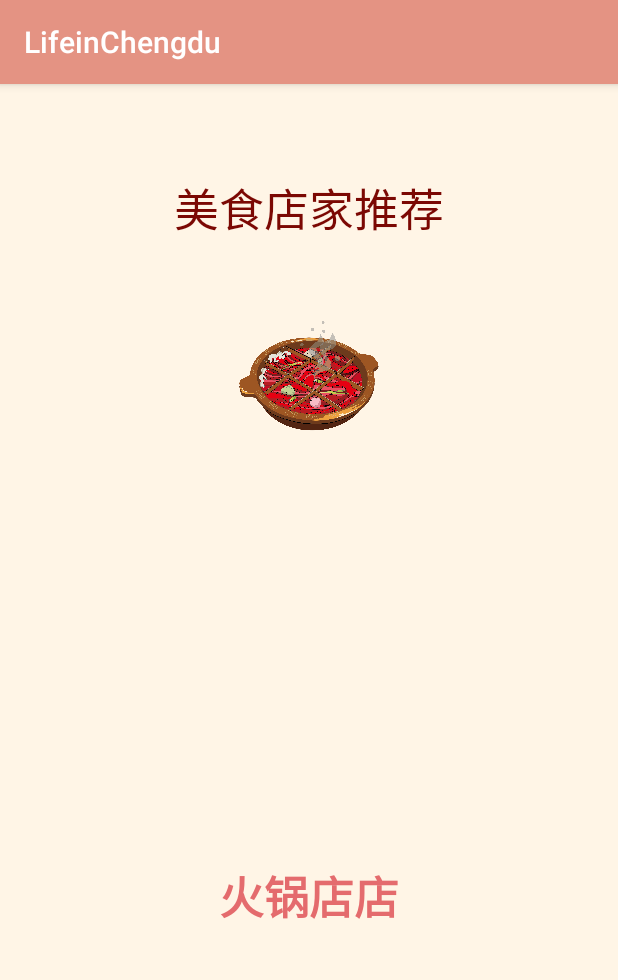
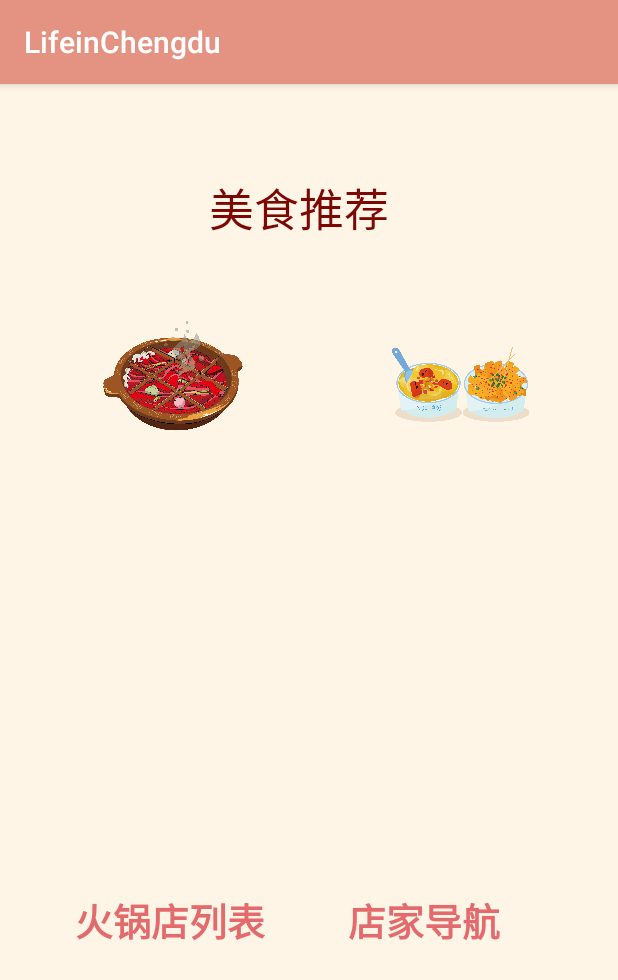
Before and after one commit to VickyYan0112/LifeInChengdu, an Android app: the FoodActivity screen opened directly, with no data from a screen before it, on a phone screen of 412 x 824 dp. Shown: the top 980 px of the screen. Run offline under Robolectric (Android 15) with nearby library versions, the light colour scheme and no system bars.

Commit message:
获取百度导航api，实现百度地图导航功能

```diff
--- a/app/src/main/AndroidManifest.xml
+++ b/app/src/main/AndroidManifest.xml
@@ -19,9 +19,12 @@
         <uses-library
             android:name="org.apache.http.legacy"
             android:required="false" />
+        <activity android:name=".Main.MainActivity">
+            <intent-filter>
+                <action android:name="android.intent.action.MAIN" />
 
-        <activity android:name=".Main.MainActivity">
-
+                <category android:name="android.intent.category.LAUNCHER" />
+            </intent-filter>
         </activity>
         <activity android:name=".Main.ClassificationActivity" />
         <activity android:name=".Travel.TravelActivity" />
@@ -29,15 +32,7 @@
         <activity android:name=".Weather.WeatherListActivity" />
         <activity android:name=".Weather.MyListActivity" />
         <activity android:name=".Food.FoodActivity" />
-        <activity android:name=".Food.HotPotActivity" >
-
-        </activity>
-        <activity android:name=".Food.TestActivity2">
-            <intent-filter>
-                <action android:name="android.intent.action.MAIN" />
-                <category android:name="android.intent.category.LAUNCHER" />
-            </intent-filter>
-        </activity>
+        <activity android:name=".Food.HotPotActivity" />
     </application>
 
 </manifest>
--- a/app/src/main/java/com/yan/LifeinChengdu/Food/FoodActivity.java
+++ b/app/src/main/java/com/yan/LifeinChengdu/Food/FoodActivity.java
@@ -2,18 +2,43 @@
 
 import android.app.Activity;
 import android.content.Intent;
+import android.net.Uri;
 import android.support.v7.app.AppCompatActivity;
 import android.os.Bundle;
 import android.view.View;
+import android.widget.Button;
+import android.widget.TextView;
 
 import com.yan.LifeinChengdu.R;
 
 public class FoodActivity extends AppCompatActivity {
 
+    private TextView addressText;
+    private Button navigationButton;
+
     @Override
     protected void onCreate(Bundle savedInstanceState) {
         super.onCreate(savedInstanceState);
         setContentView(R.layout.activity_food);
+
+        addressText = (TextView) findViewById(R.id.id_address);
+        navigationButton = (Button) findViewById(R.id.id_navigation);
+        navigationButton.setOnClickListener(new View.OnClickListener() {
+            @Override
+            public void onClick(View v) {
+                String address = "address=" + addressText.getText().toString();
+                /**调用百度地图Web页面
+                 * address=LocaltionAddress&src=YourAppName
+                 */
+                String uristr = "http://api.map.baidu.com/geocoder?" + address
+                        + "&output=html&src=yhc";
+                Uri uri = Uri.parse(uristr);
+                Intent intent = new Intent(Intent.ACTION_VIEW, uri);
+                startActivity(intent);
+            }
+
+
+        });
     }
 
     public void onClick8(View view){
@@ -23,4 +48,6 @@
     }
 
 
+
+
 }
--- a/app/src/main/java/com/yan/LifeinChengdu/Food/HotPotActivity.java
+++ b/app/src/main/java/com/yan/LifeinChengdu/Food/HotPotActivity.java
@@ -12,6 +12,7 @@
 import android.widget.Adapter;
 import android.widget.AdapterView;
 import android.widget.ArrayAdapter;
+import android.widget.Button;
 import android.widget.ListAdapter;
 import android.widget.SimpleAdapter;
 import android.widget.TextView;
@@ -36,14 +37,13 @@
     private ArrayList<HashMap<String, String>> listItems2;//存放文字、图片信息
     private SimpleAdapter listItemAdapter2;//适配器
 
+
     protected void onCreate(Bundle savedInstanceState) {
 
         super.onCreate(savedInstanceState);
         initListView();
         getListView().setOnItemClickListener(this);
 
-        //MyAdapter myAdapter = new MyAdapter(this,R.layout.list_item,listItems);
-        //this.setListAdapter(myAdapter);
 
         Thread thread = new Thread(this);
         thread.start();
@@ -159,17 +159,15 @@
     }
 
     public void onItemClick(AdapterView<?> parent, View view, int position,long id){
+
         Toast.makeText(this, "即将导航到火锅店 ", Toast.LENGTH_SHORT).show();
-
         HashMap<String,String> map = (HashMap<String,String>) getListView().getItemAtPosition(position);
 
 
         TextView title2 = (TextView)view.findViewById(R.id.itemTitle1);
         TextView detail2 = (TextView)view.findViewById(R.id.itemDetail1);
-        String title3 = String.valueOf(title2.getText());
-        String detail3 = String.valueOf(detail2.getText());
-    }
-
+        final String title3 = String.valueOf(title2.getText());
 
 
 }
+}
--- a/app/src/main/java/com/yan/LifeinChengdu/Weather/MyListActivity.java
+++ b/app/src/main/java/com/yan/LifeinChengdu/Weather/MyListActivity.java
@@ -6,6 +6,8 @@
 import android.os.Handler;
 import android.os.Message;
 import android.util.Log;
+import android.widget.ArrayAdapter;
+import android.widget.ListAdapter;
 import android.widget.SimpleAdapter;
 
 import com.yan.LifeinChengdu.R;
@@ -26,6 +28,7 @@
     private final String TAG = "weather";
     private ArrayList<HashMap<String,String>> listItems;//存放文字、图片信息
     private SimpleAdapter listItemAdapter;//适配器
+    String data[] = {"小都儿努力加载中，请耐心等待"};
 
     protected void onCreate(Bundle savedInstanceState) {
 
@@ -34,6 +37,8 @@
 
         //MyAdapter myAdapter = new MyAdapter(this,R.layout.list_item,listItems);
         //this.setListAdapter(myAdapter);
+        ListAdapter adapter = new ArrayAdapter<String>(this,android.R.layout.simple_list_item_1,data);
+        setListAdapter(adapter);
 
         Thread t = new Thread(this);
         t.start();
--- a/app/src/main/res/layout/activity_food.xml
+++ b/app/src/main/res/layout/activity_food.xml
@@ -12,23 +12,39 @@
         android:id="@+id/imageView6"
         android:layout_width="100dp"
         android:layout_height="100dp"
-        android:layout_centerHorizontal="true"
+        android:layout_alignParentStart="true"
+        android:layout_alignParentLeft="true"
         android:layout_gravity="center"
+        android:layout_marginStart="65dp"
+        android:layout_marginLeft="70dp"
         android:layout_marginTop="150dp"
         app:srcCompat="@drawable/huoguo" />
 
 
+    <TextView
+        android:id="@+id/textView5"
+        android:layout_width="133dp"
+        android:layout_height="53dp"
+        android:layout_centerHorizontal="true"
+        android:layout_marginTop="60dp"
+        android:text="美食推荐"
+        android:textColor="@color/color2"
+        android:textSize="30dp"
+        android:typeface="normal" />
 
     <TextView
-        android:id="@+id/textView5"
+        android:id="@+id/id_address"
         android:layout_width="wrap_content"
         android:layout_height="wrap_content"
+        android:layout_alignParentStart="true"
+        android:layout_alignParentLeft="true"
         android:layout_alignParentTop="true"
         android:layout_centerVertical="true"
-        android:layout_centerHorizontal="true"
-        android:layout_marginTop="60dp"
-        android:text="美食店家推荐"
-        android:textColor="@color/color2"
+        android:layout_marginStart="1dp"
+        android:layout_marginLeft="1dp"
+        android:layout_marginTop="0dp"
+        android:text="火锅店"
+        android:textColor="@color/color4"
         android:textSize="30dp"
         android:typeface="normal" />
 
@@ -37,12 +53,41 @@
         style="@style/Widget.AppCompat.Button.Borderless.Colored"
         android:layout_width="wrap_content"
         android:layout_height="wrap_content"
+        android:layout_alignParentStart="true"
+        android:layout_alignParentLeft="true"
         android:layout_alignParentBottom="true"
-        android:layout_centerHorizontal="true"
-        android:layout_marginBottom="194dp"
+        android:layout_marginLeft="38dp"
+        android:layout_marginBottom="181dp"
         android:onClick="onClick8"
-        android:text="火锅店店"
-        android:textSize="30dp"
+        android:text="火锅店列表"
+        android:textSize="25dp"
+        android:textStyle="bold" />
+
+    <ImageView
+        android:id="@+id/imageView5"
+        android:layout_width="100dp"
+        android:layout_height="100dp"
+        android:layout_alignParentTop="true"
+        android:layout_alignParentEnd="true"
+        android:layout_alignParentRight="true"
+        android:layout_marginTop="149dp"
+        android:layout_marginEnd="56dp"
+        android:layout_marginRight="70dp"
+        app:srcCompat="@mipmap/food" />
+
+    <Button
+        android:id="@+id/id_navigation"
+        style="@style/Widget.AppCompat.Button.Borderless.Colored"
+        android:layout_width="wrap_content"
+        android:layout_height="wrap_content"
+        android:layout_alignParentStart="true"
+        android:layout_alignParentLeft="true"
+        android:layout_alignParentBottom="true"
+        android:layout_marginLeft="220dp"
+        android:layout_marginBottom="181dp"
+        android:onClick="onClick"
+        android:text="店家导航"
+        android:textSize="25dp"
         android:textStyle="bold" />
 
 
--- a/app/src/main/res/layout/activity_hot_pot.xml
+++ b/app/src/main/res/layout/activity_hot_pot.xml
@@ -64,4 +64,6 @@
         android:text="@string/app_name"
         android:textColor="@color/color10"
         android:textSize="15sp" />
+
+
 </LinearLayout>
```
Also changed, not shown: app/src/main/res/mipmap-anydpi-v26/cloudy.png (added), app/src/main/res/mipmap-anydpi-v26/sunny.png (added), app/src/main/res/mipmap-anydpi-v26/windy.png (added), 2 other files.
